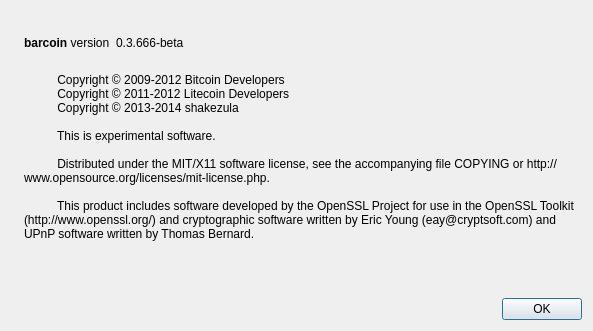
Before: the Qt Designer form src/qt/forms/aboutdialog.ui in obol/meecoin, drawn with Qt 5.
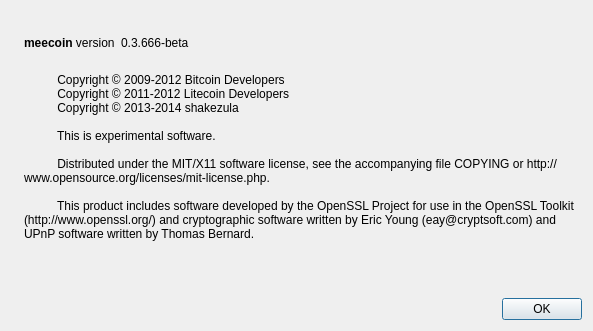
After: the same form once the commit is applied. Icons and pictures are not drawn.

```diff
--- a/src/qt/forms/aboutdialog.ui
+++ b/src/qt/forms/aboutdialog.ui
@@ -50,7 +50,7 @@
           <cursorShape>IBeamCursor</cursorShape>
          </property>
          <property name="text">
-          <string>&lt;b&gt;barcoin&lt;/b&gt; version</string>
+          <string>&lt;b&gt;meecoin&lt;/b&gt; version</string>
          </property>
          <property name="textInteractionFlags">
           <set>Qt::LinksAccessibleByMouse|Qt::TextSelectableByKeyboard|Qt::TextSelectableByMouse</set>
```
Left out of the diff: 2 changed lines with no effect on the pictures.
